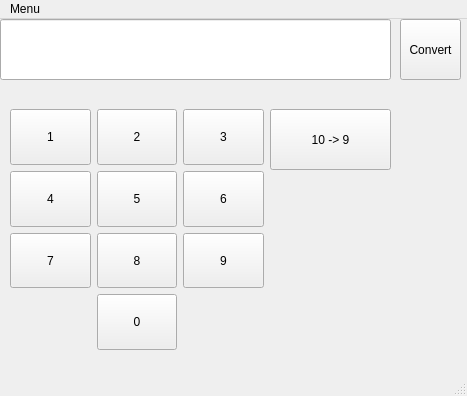
Above: lab1_2/MainWindow.ui from Nikdevelop/BMSTU-2sem before the change. Below: the same form after it.
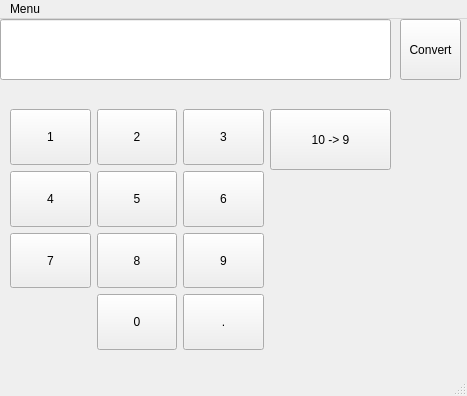
That is the form after the change.

Commit message: Added checks and float conversion

The edit to the form file:
```diff
--- a/lab1_2/MainWindow.ui
+++ b/lab1_2/MainWindow.ui
@@ -205,6 +205,19 @@
        </property>
       </widget>
      </item>
+     <item row="3" column="2">
+      <widget class="QPushButton" name="pushButtonDot">
+       <property name="sizePolicy">
+        <sizepolicy hsizetype="Preferred" vsizetype="Preferred">
+         <horstretch>0</horstretch>
+         <verstretch>0</verstretch>
+        </sizepolicy>
+       </property>
+       <property name="text">
+        <string>.</string>
+       </property>
+      </widget>
+     </item>
     </layout>
    </widget>
   </widget>
```
The commit also changes 2 other files.
